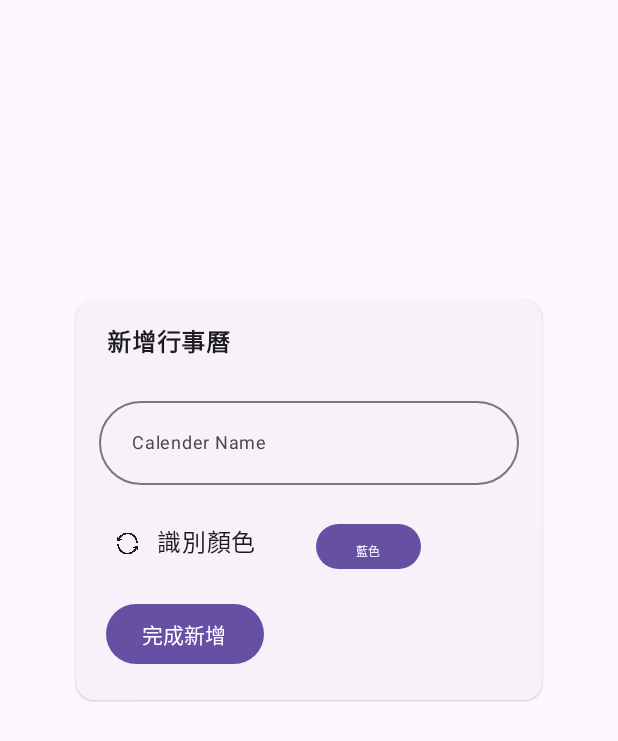
After one commit to ez945y/MSchedule, an Android app built with Jetpack Compose: the AddCalenderScreen screen opened through its navigation route, on a phone screen of 412 x 824 dp. The commit adds this screen. Shown: the top 741 px of the screen. Run offline under Robolectric (Android 15) with nearby library versions, the phone set to English and light mode, and no system bars; our stand-ins replace Firebase (no records; nobody signed in at launch, a user with empty details on screens opened directly), accompanist.

Commit message:
add switching calender function

```diff
--- a/app/src/main/java/neat/arrange/mschedule/MainActivity.kt
+++ b/app/src/main/java/neat/arrange/mschedule/MainActivity.kt
@@ -86,6 +86,12 @@ class MainActivity : ComponentActivity() {
                                         },
                                     )
                             }
+                            composable(route =DrawerScreens.EditCalender.route+"/{calenderID}") { backStackEntry ->
+                                EditCalenderScreen(
+                                    id= backStackEntry.arguments?.getString("calenderID").orEmpty(),
+                                    navController=navController
+                                )
+                            }
                             composable(DrawerScreens.Account.route) {
                                 LoginScreen(registerClick = {navController.navigate("Register")})
                             }
@@ -103,6 +109,9 @@ class MainActivity : ComponentActivity() {
                                     openDrawer = {
                                         openDrawer()
                                     })
+                            }
+                            composable(route = DrawerScreens.AddCalender.route) {
+                                AddCalenderScreen(navController = navController)
                             }
                             /*
                             composable(DrawerScreens.Day.route+"/{dateID}") { backStackEntry ->
--- a/app/src/main/java/neat/arrange/mschedule/entity/Month.kt
+++ b/app/src/main/java/neat/arrange/mschedule/entity/Month.kt
@@ -2,8 +2,9 @@ package neat.arrange.mschedule.entity
 
 import androidx.compose.runtime.mutableStateOf
 
-class Months : ArrayList<ArrayList<String>>() {
-    private val ms: Map<Int, Int> = mapOf(0 to 35, 1 to 31,
+val ms: Map<Int, Int> = mapOf(
+    0 to 35,
+    1 to 31,
     2 to 28,
     3 to 31,
     4 to 30,
@@ -16,6 +17,7 @@ class Months : ArrayList<ArrayList<String>>() {
     11 to 30,
     12 to 31)
 
+class Months : ArrayList<ArrayList<String>>() {
     private fun addMoon(moon: Int): Int {
         var res = 0
 
--- /dev/null
+++ b/app/src/main/java/neat/arrange/mschedule/screen/AddCalenderScreen.kt
@@ -0,0 +1,107 @@
+package neat.arrange.mschedule.screen
+
+import androidx.compose.foundation.layout.*
+import androidx.compose.foundation.shape.CircleShape
+import androidx.compose.material3.*
+import androidx.compose.runtime.Composable
+import androidx.compose.runtime.MutableState
+import androidx.compose.runtime.mutableStateOf
+import androidx.compose.runtime.remember
+import androidx.compose.ui.Alignment
+import androidx.compose.ui.Modifier
+import androidx.compose.ui.platform.LocalContext
+import androidx.compose.ui.res.painterResource
+import androidx.compose.ui.text.font.FontWeight
+import androidx.compose.ui.text.style.TextAlign
+import androidx.compose.ui.unit.dp
+import androidx.compose.ui.unit.sp
+import androidx.navigation.NavController
+import neat.arrange.mschedule.R
+import neat.arrange.mschedule.entity.*
+@OptIn(ExperimentalMaterial3Api::class)
+@Composable
+fun AddCalenderScreen(calenderItem: CalenderItem = CalenderItem(66), navController: NavController) {
+    val context = LocalContext.current
+    Column(modifier = Modifier.fillMaxSize(),
+        horizontalAlignment = Alignment.CenterHorizontally) {
+        ElevatedCard(modifier = Modifier
+            .padding(top = 200.dp)) {
+            Text(text = "新增行事曆",
+                textAlign = TextAlign.Center,
+                fontWeight = FontWeight.Bold,
+                modifier = Modifier
+                    .padding(start = 20.dp, top = 15.dp)
+            )
+            OutlinedTextField(
+                value = calenderItem.name.value,
+                onValueChange = { calenderItem.name.value = it },
+                shape = CircleShape,
+                label = {
+                    Text("Calender Name",
+                        fontSize = 12.sp,
+                        modifier = Modifier.padding(start = 6.dp))
+                },
+                modifier = Modifier.padding(start = 15.dp, top = 20.dp, end = 15.dp)
+            )
+            Row {
+                Icon(painterResource(id = R.drawable.repeat),
+                    modifier = Modifier
+                        .padding(start = 25.dp, top = 30.dp)
+                        .size(18.dp),
+                    contentDescription = null)
+                Text(text = "識別顏色",
+                    textAlign = TextAlign.Center,
+                    modifier = Modifier
+                        .padding(top = 25.dp, start = 10.dp),
+                    fontSize = 16.sp
+                )
+                DropDownColor(calenderItem.color, Modifier.padding(start = 40.dp, top = 15.dp))
+            }
+            Button(onClick = {
+                dbAddCalender(calenderItem.name.value, calenderItem.color.value, context)
+                navController.popBackStack()
+            }, modifier = Modifier.padding(top=20.dp, start = 20.dp, bottom = 20.dp)) {
+                Text(text = "完成新增")
+            }
+        }
+    }
+}
+
+
+@Composable
+fun DropDownColor(
+    colorCode: MutableState<String>,
+    modifier: Modifier,
+) {
+    val colorItems = listOf("0xFFDAE2FF", "0xFFDAE2FF", "0xFFDAE2FF", "0xFFDAE2FF", "0xFFDAE2FF")
+    val colorNameItems = listOf("藍色", "紅色", "綠色", "紫色", "橘色")
+    val colorName = remember { mutableStateOf("${colorNameItems[0]}") }
+    val expanded = remember { mutableStateOf(false) }
+
+    Box(
+        modifier = modifier
+    ) {
+        Button(
+            onClick = {
+                expanded.value = true
+            }, modifier = Modifier
+                .padding(top = 10.dp)
+                .size(70.dp, 30.dp)
+        ) {
+            Text(text = colorName.value, fontSize = 8.sp)
+        }
+
+        DropdownMenu(expanded = expanded.value, onDismissRequest = { expanded.value = false }) {
+            colorNameItems.forEachIndexed { idx, s ->
+                DropdownMenuItem(
+                    text = { Text(text = s) },
+                    onClick = {
+                        colorName.value = s
+                        colorCode.value = colorItems[idx]
+                        expanded.value = false
+                    }
+                )
+            }
+        }
+    }
+}
--- a/app/src/main/java/neat/arrange/mschedule/screen/Add.kt
+++ b/app/src/main/java/neat/arrange/mschedule/screen/AddScreen.kt
@@ -20,7 +20,6 @@ import androidx.compose.ui.unit.dp
 import androidx.compose.ui.unit.sp
 import androidx.navigation.NavController
 import androidx.navigation.compose.rememberNavController
-import neat.arrange.mschedule.screen.MTopBar
 import neat.arrange.mschedule.R
 import neat.arrange.mschedule.entity.*
 import neat.arrange.mschedule.ui.theme.MScheduleTheme
--- a/app/src/main/java/neat/arrange/mschedule/screen/Drawer.kt
+++ b/app/src/main/java/neat/arrange/mschedule/screen/Drawer.kt
@@ -5,6 +5,7 @@ import androidx.compose.foundation.clickable
 import androidx.compose.foundation.layout.*
 import androidx.compose.foundation.lazy.LazyRow
 import androidx.compose.foundation.lazy.items
+import androidx.compose.foundation.lazy.itemsIndexed
 import androidx.compose.material.icons.Icons
 import androidx.compose.material.icons.outlined.Add
 import androidx.compose.material3.*
@@ -18,12 +19,16 @@ import androidx.compose.ui.text.style.TextAlign
 import androidx.compose.ui.unit.dp
 import neat.arrange.mschedule.R
 import neat.arrange.mschedule.entity.calenderItemList
+import neat.arrange.mschedule.entity.dbAddCalender
 import neat.arrange.mschedule.entity.dbReStart
+import neat.arrange.mschedule.entity.dbSelectCalender
 
 sealed class DrawerScreens(val title: String, val route: String) {
     object Main : DrawerScreens("行事曆", "Main")
     object Add : DrawerScreens("Add", "Add")
+    object AddCalender : DrawerScreens("AddCalender", "AddCalender")
     object Edit : DrawerScreens("Edit", "Edit")
+    object EditCalender : DrawerScreens("EditCalender", "EditCalender")
     object Test : DrawerScreens("測試", "help")
     object Account : DrawerScreens("會員", "account")
     object Register : DrawerScreens("Register", "Register")
@@ -62,17 +67,20 @@ fun Drawer(
                     fontWeight = FontWeight.Bold,
                     color = MaterialTheme.colorScheme.background,
                     modifier = Modifier.padding(start = 10.dp))
-                Text("新增", modifier = Modifier.padding(start = 120.dp).clickable {})
+                Text("新增", modifier = Modifier.padding(start = 120.dp).clickable {onDestinationClicked(DrawerScreens.AddCalender.route) })
                 Text("清空", modifier = Modifier.padding(start = 10.dp).clickable {showAlertDialog.value = true})
             }
-
+            dbSelectCalender(context)
+            if(calenderItemList.size<1){
+                dbAddCalender("Main","0xFFDAE2FF",context)
+            }
             Card(modifier = Modifier.padding(top = 20.dp),
                 colors = CardDefaults.cardColors(containerColor = MaterialTheme.colorScheme.onPrimary)) {
-                LazyRow(modifier = Modifier.padding(10.dp).padding(end=5.dp)) {
-                    items(calenderItemList){ calender ->
+                LazyRow(modifier = Modifier.fillMaxWidth().padding(10.dp).padding(end=5.dp)) {
+                    itemsIndexed(calenderItemList){ idx,calender ->
                         Card(modifier = Modifier
                             .padding(5.dp).padding(end=6.dp)
-                            .clickable {},
+                            .clickable {onDestinationClicked("EditCalender/${idx}") },
                             colors = CardDefaults.cardColors(containerColor = MaterialTheme.colorScheme.secondary)) {
                             Text(
                                 calender.name.value,
--- a/app/src/main/java/neat/arrange/mschedule/screen/Edit.kt
+++ b/app/src/main/java/neat/arrange/mschedule/screen/EditScreen.kt
@@ -21,7 +21,6 @@ import androidx.compose.ui.unit.dp
 import androidx.compose.ui.unit.sp
 import androidx.navigation.NavController
 import androidx.navigation.compose.rememberNavController
-import neat.arrange.mschedule.screen.MTopBar
 import neat.arrange.mschedule.R
 import neat.arrange.mschedule.entity.*
 import neat.arrange.mschedule.ui.theme.MScheduleTheme
--- a/app/src/main/java/neat/arrange/mschedule/screen/SimpleScreen.kt
+++ b/app/src/main/java/neat/arrange/mschedule/screen/SimpleScreen.kt
@@ -23,6 +23,7 @@ import androidx.navigation.NavController
 import neat.arrange.mschedule.entity.ScheduleViewModel
 import neat.arrange.mschedule.entity.dbSelect
 import java.time.LocalDate
+import java.time.LocalTime
 import java.time.format.DateTimeFormatter
 import java.util.*
 
@@ -52,6 +53,19 @@ fun simpleScreen(
     val scheduleVM = ScheduleViewModel()
     val tempList = scheduleVM.scheduleList
     val index = remember { mutableStateOf(0) }
+    var flag2 = remember { mutableStateOf(true) }
+    if (flag2.value) {
+        while (
+            tempList.isNotEmpty()
+            && tempList[0].endDate.value >= LocalDate.now()
+            && tempList[0].startDate.value <= LocalDate.now()
+            && tempList.size-1 > index.value
+            && tempList[index.value].startTime.value < LocalTime.now()
+        ) {
+            index.value += 1
+        }
+        flag2.value = false
+    }
     Card(modifier = Modifier
         .fillMaxWidth()
         .fillMaxHeight()
@@ -136,7 +150,8 @@ fun simpleScreen(
                     }
                     Card(modifier = Modifier
                         .padding(top = 70.dp, start = 30.dp, end = 30.dp)
-                        .fillMaxWidth().clickable { navController.navigate("Edit/${index.value}")  },
+                        .fillMaxWidth()
+                        .clickable { navController.navigate("Edit/${index.value}") },
                         elevation = CardDefaults.elevatedCardElevation(defaultElevation = 20.dp),
                         colors = CardDefaults.cardColors(containerColor = MaterialTheme.colorScheme.primary)) {
                         Column(horizontalAlignment = Alignment.CenterHorizontally) {
@@ -152,10 +167,10 @@ fun simpleScreen(
                                 thickness = 1.dp,
                                 modifier = Modifier
                                     .padding(horizontal = 50.dp))
-                            if (tempList[index.value].note.value !=""){
+                            if (tempList[index.value].note.value != "") {
                                 Text("${tempList[index.value].note.value}", modifier = Modifier
                                     .padding(top = 25.dp, bottom = 25.dp), fontSize = 24.sp)
-                            }else{
+                            } else {
                                 Text("尚無備註", modifier = Modifier
                                     .padding(top = 25.dp, bottom = 25.dp), fontSize = 24.sp)
                             }
```
Also changed, not shown: app/src/main/java/neat/arrange/mschedule/entity/DB.kt (+97 -37 lines), app/src/main/java/neat/arrange/mschedule/screen/CalenderScreen.kt (+53 -5 lines), app/src/main/java/neat/arrange/mschedule/screen/EditCalenderScreen.kt (renamed from app/src/main/java/neat/arrange/mschedule/screen/AddCalender.kt, +43 -38 lines), app/src/main/java/neat/arrange/mschedule/screen/MainScreen.kt (+24 -27 lines). Lines whose indentation alone changed are shown as unchanged.
